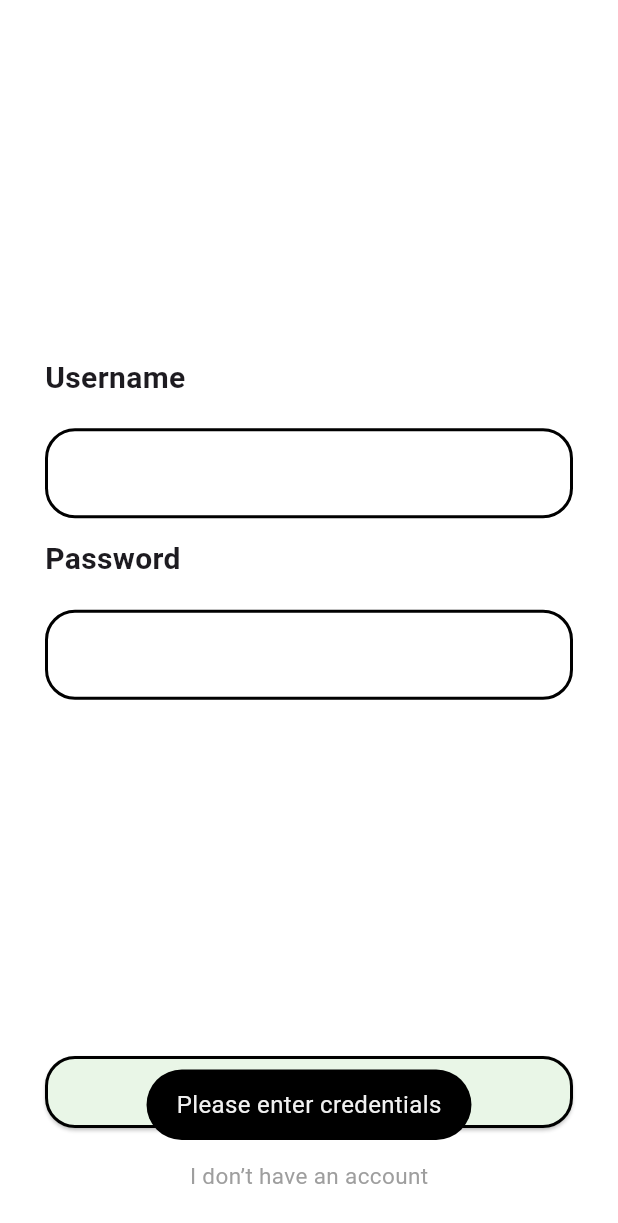
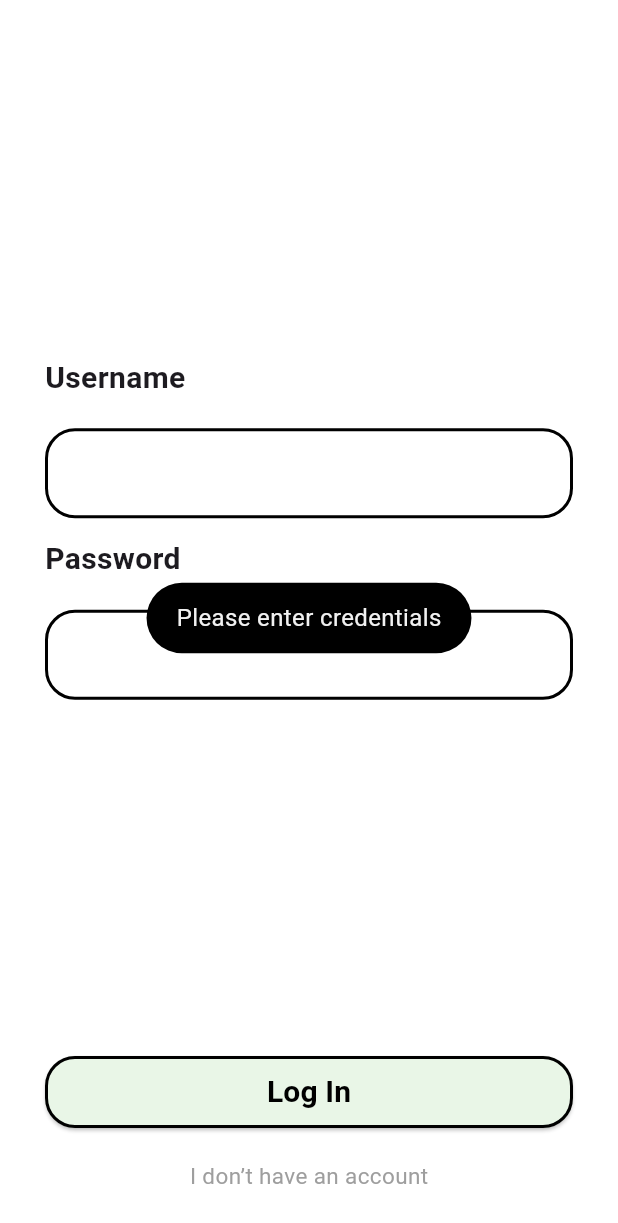
Before and after one commit to SolarFlare6/Eco-Nova, a Flutter app: the screen it shows after launch, after a tap on "Log In", on a phone screen of 412 x 824 dp. Shown: the top 1223 px of the screen. Run offline on Flutter 3.47's test engine with Material 3 defaults, Android fonts, the phone set to English and light mode, and no system bars; our stand-ins replace flutter_local_notifications, fluttertoast, google_fonts, image_picker, material_symbols_icons, pedometer and 1 more; missing offline and left inert: restart_app; network calls fail; Roboto replaces fonts that are missing (Gabarito).

Commit message:
updated the show_toast_message function and improved the debug login as well as the backend fetching of the events

```diff
--- a/lib/login_page.dart
+++ b/lib/login_page.dart
@@ -1,3 +1,4 @@
+import 'package:Earth_nova/main_page_m.dart';
 import 'package:flutter/material.dart';
 import 'package:google_fonts/google_fonts.dart';
 import 'signup_page.dart';
@@ -7,6 +8,7 @@ import 'dart:convert';
 import 'package:http/http.dart' as http;
 import 'dart:io';
 import 'package:fluttertoast/fluttertoast.dart';
+import 'quick_fn.dart';
 
 class LoginPage_view extends StatefulWidget {
   const LoginPage_view({Key? key}) : super(key: key);
@@ -80,64 +82,30 @@ class _LoginPage_viewState extends State<LoginPage_view> {
   // login fn
   void user_login() async {
 
-    if (entered_username.isNotEmpty && entered_pass.isNotEmpty) {
+    if (entered_username.isNotEmpty && entered_pass.isNotEmpty && entered_username != "Debug") {
 
       bool cred_true = await loginUser(entered_username, entered_pass);
 
       if (cred_true) {
         print('with creadentials_var Credentials are correct welcome !!!');
         _saveUserDataLocaly();
-        show_toast_msg("Login succesful", ToastGravity.BOTTOM, Color.fromARGB(255, 227, 242, 223), Colors.black);
+        show_toast_msg("Login succesful", ToastGravity.CENTER, Color.fromARGB(255, 227, 242, 223), Colors.black);
         Restart.restartApp();
       } else {
-        show_toast_msg("Login failed", ToastGravity.BOTTOM, Colors.black, Colors.white);
+        show_toast_msg("Login failed", ToastGravity.CENTER, Colors.black, Colors.white);
       }
 
     } else {
-      show_toast_msg_norm("Please enter credentials");
+      if (entered_username != "Debug") show_toast_msg_norm("Please enter credentials");
     }
 
     // for debug purposes
     if (entered_username == 'Debug' && entered_pass == '12345') {
       print('with debug info Credentials are correct welcome !!!');
-      //send_user_data_to_server();
       _saveUserDataLocaly();
+      show_toast_msg_norm("Logged in with debug credentials");
       Restart.restartApp();
     }
-  }
-
-  // function to show toast message with extra parametars
-  void show_toast_msg(String msg, ToastGravity grav, Color bg_col, Color txt_col) {
-
-    print("called toast message function !!");
-
-    Fluttertoast.showToast(
-      msg: msg,
-      toastLength: Toast.LENGTH_SHORT,
-      gravity: grav, // or ToastGravity.TOP / CENTER
-      timeInSecForIosWeb: 1,
-      backgroundColor: bg_col,
-      textColor: txt_col, // Color.fromARGB(255, 241, 241, 241)
-      fontSize: 16.0,
-    );
-
-  }
-
-  // funtion to show toast message with just a string parametar
-  void show_toast_msg_norm(String msg) {
-
-    print("called toast message function !!");
-
-    Fluttertoast.showToast(
-      msg: msg,
-      toastLength: Toast.LENGTH_SHORT,
-      gravity: ToastGravity.BOTTOM, // or ToastGravity.TOP / CENTER
-      timeInSecForIosWeb: 1,
-      backgroundColor: Colors.black,
-      textColor: Color.fromARGB(255, 241, 241, 241), // Color.fromARGB(255, 241, 241, 241)
-      fontSize: 16.0,
-    );
-
   }
 
   @override
--- /dev/null
+++ b/lib/quick_fn.dart
@@ -0,0 +1,40 @@
+import 'package:flutter/material.dart';
+import 'package:fluttertoast/fluttertoast.dart';
+
+// function to show toast message with extra parametars
+void show_toast_msg(String msg, ToastGravity grav, Color bg_col, Color txt_col) {
+
+  print("called toast message function !!");
+
+  WidgetsBinding.instance.addPostFrameCallback((_) {
+    Fluttertoast.showToast(
+      msg: msg,
+      toastLength: Toast.LENGTH_SHORT,
+      gravity: grav, // or ToastGravity.TOP / CENTER
+      timeInSecForIosWeb: 1,
+      backgroundColor: bg_col,
+      textColor: txt_col, // Color.fromARGB(255, 241, 241, 241)
+      fontSize: 16.0,
+    );
+  });
+
+}
+
+// funtion to show toast message with just a string parametar
+void show_toast_msg_norm(String msg) {
+
+  print("called toast message normal function !!");
+
+  WidgetsBinding.instance.addPostFrameCallback((_) {
+    Fluttertoast.showToast(
+      msg: msg,
+      toastLength: Toast.LENGTH_SHORT,
+      gravity: ToastGravity.CENTER, // or ToastGravity.TOP / CENTER
+      timeInSecForIosWeb: 1,
+      backgroundColor: Colors.black,
+      textColor: Color.fromARGB(255, 241, 241, 241), // Color.fromARGB(255, 241, 241, 241)
+      fontSize: 16.0,
+    );
+  });
+
+}
```
Also changed, not shown: lib/main_page_m.dart (+25 -9 lines), lib/signup_page.dart (+12 -37 lines), 9 other files.
